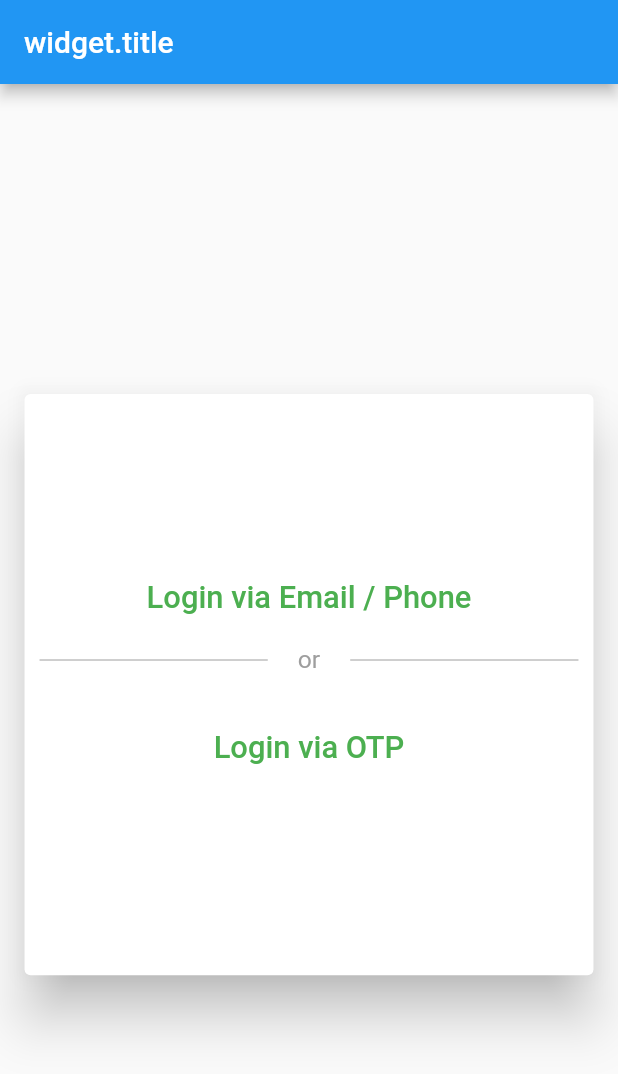
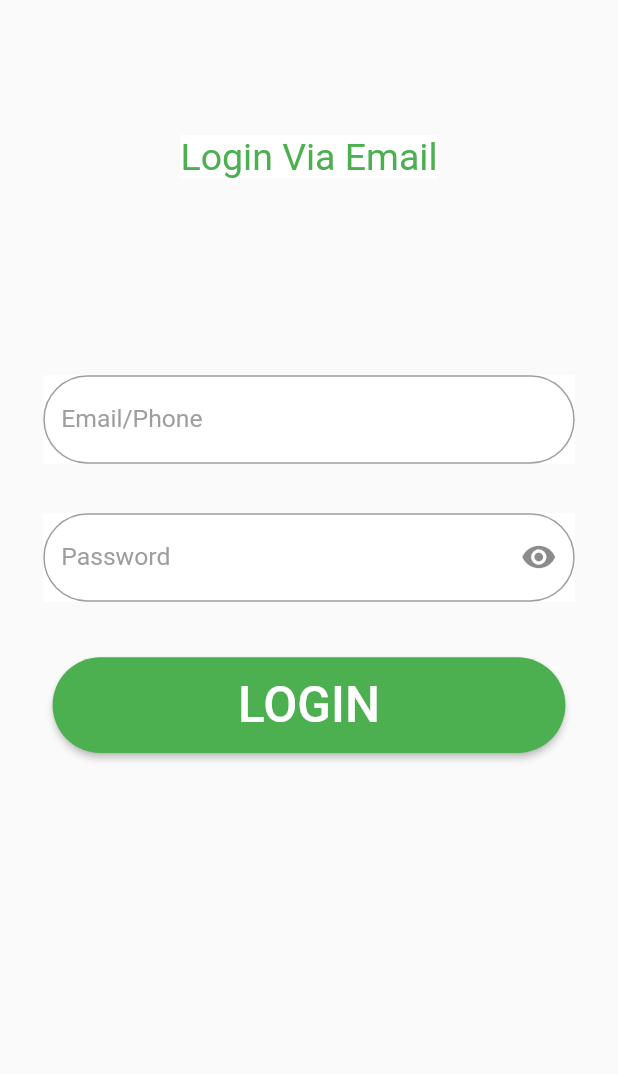
Before and after one commit to jatinkumar11954/qui, a Flutter app: the screen it shows after launch, after a tap on "Login via Email / Phone", on a phone screen of 412 x 824 dp. Shown: the top 1074 px of the screen. Run offline on Flutter 3.47's test engine with Material 2 defaults, Android fonts, the phone set to English and light mode, and no system bars.

Commit message:
login email screen added

```diff
--- a/lib/loginEmail.dart
+++ b/lib/loginEmail.dart
@@ -37,24 +37,21 @@ class _LoginState extends State<Login> {
 
   @override
   Widget build(BuildContext context) {
-
     Short().init(context);
     return Scaffold(
       body: SingleChildScrollView(
         child: Column(children: <Widget>[
           // (
 
-
-
           Padding(
-            padding: const EdgeInsets.all(20.0),
+            padding: const EdgeInsets.only(top:90.0,bottom: 90),
             child: Center(
               child: Material(
                 color: Colors.white,
                 child: Text(
-                  "Login",
+                  "Login Via Email",
                   style:
-                      TextStyle(color: Colors.green, fontSize: Short.h * 0.046),
+                      TextStyle(color: Colors.green, fontSize:25),
                 ),
               ),
             ),
@@ -133,7 +130,6 @@ class _LoginState extends State<Login> {
                     style: TextStyle(
                         color: Colors.white, fontSize: Short.h * 0.04))),
           ),
-
         ]),
       ),
     );
--- a/lib/main.dart
+++ b/lib/main.dart
@@ -1,5 +1,7 @@
 import 'package:flutter/material.dart';
 import 'package:qui/short.dart';
+
+import 'loginEmail.dart';
 
 void main() => runApp(MyApp());
 
@@ -11,46 +13,37 @@ class MyApp extends StatelessWidget {
         debugShowCheckedModeBanner: false,
         title: 'Flutter Demo',
         theme: ThemeData(
-
           primarySwatch: Colors.blue,
         ),
         home: Home(),
         routes: <String, WidgetBuilder>{
-          // 'LoginA': (BuildContext context) => new LoginA(),
-          // 'Login': (BuildContext context) => new Login(),
+          'Login': (BuildContext context) => new Login(),
           // 'LoginOtp': (BuildContext context) => new LoginOtp(),
           // 'Otp': (BuildContext context) => new Otp(),
           // 'Main': (BuildContext context) => new FirstScreen(),
           // 'Second': (BuildContext context) => new SecondScreen(),
-          // 'Desc': (BuildContext context) => new Description(),
+
           // 'SignUp': (BuildContext context) => new SignUp(),
         });
   }
 }
 
 class Home extends StatefulWidget {
-
-
-
-
   @override
   _HomeState createState() => _HomeState();
 }
 
 class _HomeState extends State<Home> {
-
   @override
   Widget build(BuildContext context) {
     Short().init(context);
 
     return Scaffold(
         appBar: AppBar(
-
           title: Text("widget.title"),
         ),
         body: Center(
           child: Container(
-
             height: Short.h * 0.8,
             width: Short.w,
             child: Padding(
@@ -66,17 +59,18 @@ class _HomeState extends State<Home> {
                     children: <Widget>[
                       Center(
                           child: FlatButton(
-                  onPressed: (){},
+                        onPressed: () =>Navigator.pushReplacementNamed(context, "Login"),
                         child: Text(
                           "Login via Email / Phone",
-                    style:
-                        TextStyle(color: Colors.green, fontSize: Short.h * 0.025),
+                          style: TextStyle(
+                              color: Colors.green, fontSize: Short.h * 0.025),
                         ),
                       )),
                       Row(children: <Widget>[
                         Expanded(
                           child: new Container(
-                        margin: const EdgeInsets.only(left: 10.0, right: 20.0),
+                              margin: const EdgeInsets.only(
+                                  left: 10.0, right: 20.0),
                               child: Divider(
                                 color: Colors.grey,
                                 height: 36,
@@ -91,7 +85,8 @@ class _HomeState extends State<Home> {
                             )),
                         Expanded(
                           child: new Container(
-                        margin: const EdgeInsets.only(left: 20.0, right: 10.0),
+                              margin: const EdgeInsets.only(
+                                  left: 20.0, right: 10.0),
                               child: Divider(
                                 color: Colors.grey,
                                 height: 36,
@@ -114,12 +109,10 @@ class _HomeState extends State<Home> {
                           ),
                         ),
                       )),
-
                     ],
                   ),
                 )),
           ),
-      )
-    );
+        ));
   }
 }
```
Lines whose indentation alone changed are shown as unchanged.
